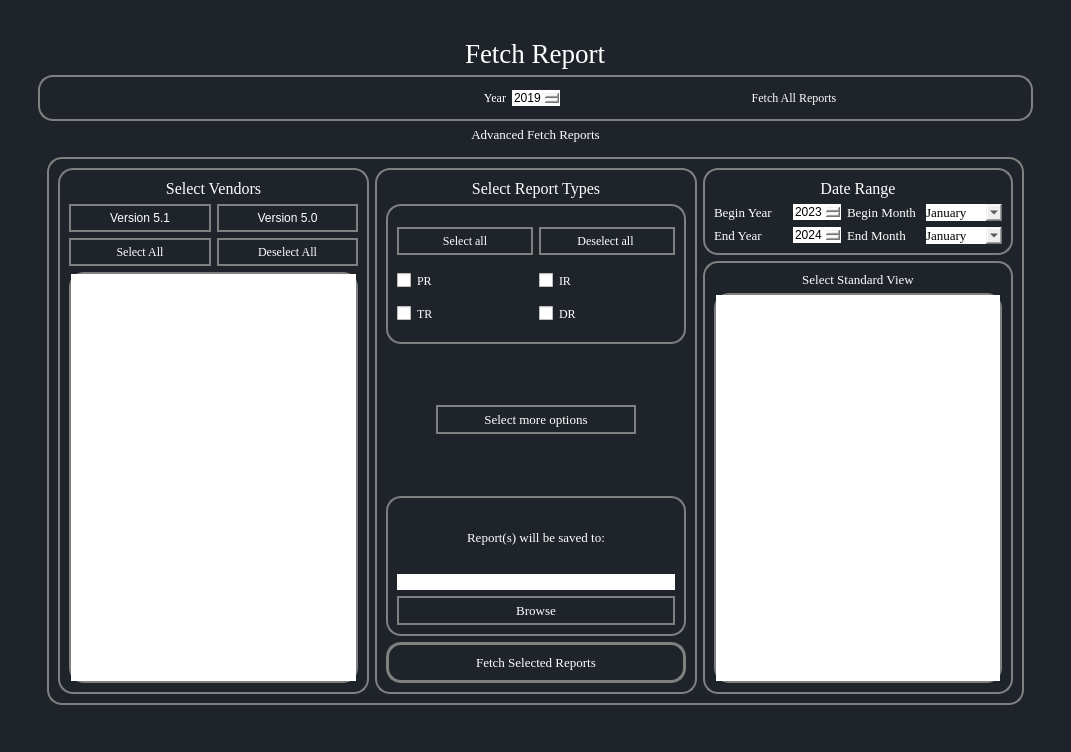
Above: ui/FetchReportsTab.ui from aanushri9/Counter-Harvesting-5.1 before the change. Below: the same form after it.
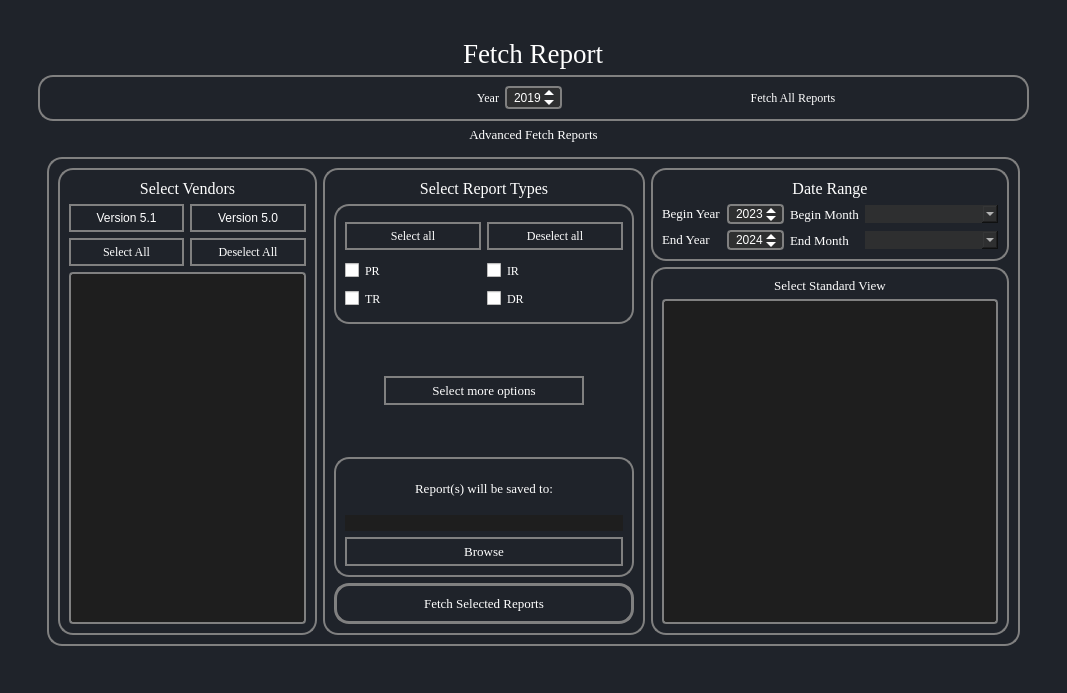
That is the form after the change.

```diff
--- a/ui/FetchReportsTab.ui
+++ b/ui/FetchReportsTab.ui
@@ -6,8 +6,8 @@
    <rect>
     <x>0</x>
     <y>0</y>
-    <width>1071</width>
-    <height>752</height>
+    <width>1067</width>
+    <height>693</height>
    </rect>
   </property>
   <property name="windowTitle">
@@ -162,7 +162,6 @@
                         <font>
                          <family>Georgia</family>
                          <pointsize>10</pointsize>
-                         <weight>50</weight>
                          <bold>false</bold>
                         </font>
                        </property>
@@ -188,7 +187,10 @@
                         </sizepolicy>
                        </property>
                        <property name="styleSheet">
-                        <string notr="true">color:Black;</string>
+                        <string notr="true">color:white;
+background-color: #1E1E1E;
+border-radius: 4px;
+padding: 2px;</string>
                        </property>
                        <property name="movement">
                         <enum>QListView::Static</enum>
@@ -270,8 +272,48 @@
                      </item>
                      <item row="2" column="1">
                       <widget class="QDateEdit" name="end_date_edit_fetch_year">
+                       <property name="minimumSize">
+                        <size>
+                         <width>0</width>
+                         <height>20</height>
+                        </size>
+                       </property>
                        <property name="styleSheet">
-                        <string notr="true">color:Black;</string>
+                        <string notr="true">QDateEdit {
+background-color: #2E2F30;
+    border: 2px solid #808080;
+    border-radius: 4px;
+    padding-left: 5px;
+}
+
+QDateEdit::up-button, QDateEdit::down-button {
+    border: none;
+    padding-right: 5px;
+}
+
+QDateEdit::up-button {
+    subcontrol-position: top right;
+}
+
+QDateEdit::down-button {
+    subcontrol-position: bottom right;
+}
+
+QDateEdit::up-arrow, QDateEdit::down-arrow {
+    border: 5px solid rgba(255, 255, 255, 0);
+    width: 0;
+    height: 0;
+}
+
+QDateEdit::up-arrow {
+    border-top: none;
+    border-bottom-color: white;
+}
+
+QDateEdit::down-arrow {
+    border-bottom: none;
+    border-top-color: white;
+}</string>
                        </property>
                        <property name="displayFormat">
                         <string>yyyy</string>
@@ -299,8 +341,48 @@
                          <verstretch>0</verstretch>
                         </sizepolicy>
                        </property>
+                       <property name="minimumSize">
+                        <size>
+                         <width>0</width>
+                         <height>20</height>
+                        </size>
+                       </property>
                        <property name="styleSheet">
-                        <string notr="true">font-size:15;color:Black;</string>
+                        <string notr="true">QDateEdit {
+background-color: #2E2F30;
+    border: 2px solid #808080;
+    border-radius: 4px;
+    padding-left: 5px;
+}
+
+QDateEdit::up-button, QDateEdit::down-button {
+    border: none;
+    padding-right: 5px;
+}
+
+QDateEdit::up-button {
+    subcontrol-position: top right;
+}
+
+QDateEdit::down-button {
+    subcontrol-position: bottom right;
+}
+
+QDateEdit::up-arrow, QDateEdit::down-arrow {
+    border: 5px solid rgba(255, 255, 255, 0);
+    width: 0;
+    height: 0;
+}
+
+QDateEdit::up-arrow {
+    border-top: none;
+    border-bottom-color: white;
+}
+
+QDateEdit::down-arrow {
+    border-bottom: none;
+    border-top-color: white;
+}</string>
                        </property>
                        <property name="dateTime">
                         <datetime>
@@ -352,68 +434,17 @@
                         </font>
                        </property>
                        <property name="styleSheet">
-                        <string notr="true">color:Black;</string>
+                        <string notr="true">color:white;
+border-radius: 0px;
+background: #2E2F30;
+padding-left: 5px;</string>
                        </property>
-                       <item>
-                        <property name="text">
-                         <string>January</string>
-                        </property>
-                       </item>
-                       <item>
-                        <property name="text">
-                         <string>Feburary</string>
-                        </property>
-                       </item>
-                       <item>
-                        <property name="text">
-                         <string>March</string>
-                        </property>
-                       </item>
-                       <item>
-                        <property name="text">
-                         <string>April</string>
-                        </property>
-                       </item>
-                       <item>
-                        <property name="text">
-                         <string>May</string>
-                        </property>
-                       </item>
-                       <item>
-                        <property name="text">
-                         <string>June</string>
-                        </property>
-                       </item>
-                       <item>
-                        <property name="text">
-                         <string>July</string>
-                        </property>
-                       </item>
-                       <item>
-                        <property name="text">
-                         <string>August</string>
-                        </property>
-                       </item>
-                       <item>
-                        <property name="text">
-                         <string>September</string>
-                        </property>
-                       </item>
-                       <item>
-                        <property name="text">
-                         <string>October</string>
-                        </property>
-                       </item>
-                       <item>
-                        <property name="text">
-                         <string>November</string>
-                        </property>
-                       </item>
-                       <item>
-                        <property name="text">
-                         <string>December</string>
-                        </property>
-                       </item>
+                       <property name="sizeAdjustPolicy">
+                        <enum>QComboBox::AdjustToMinimumContentsLengthWithIcon</enum>
+                       </property>
+                       <property name="minimumContentsLength">
+                        <number>10</number>
+                       </property>
                       </widget>
                      </item>
                      <item row="2" column="3">
@@ -425,68 +456,17 @@
                         </font>
                        </property>
                        <property name="styleSheet">
-                        <string notr="true">color:Black;</string>
+                        <string notr="true">color:white;
+border-radius: 0px;
+background: #2E2F30;
+padding-left: 5px;</string>
                        </property>
-                       <item>
-                        <property name="text">
-                         <string>January</string>
-                        </property>
-                       </item>
-                       <item>
-                        <property name="text">
-                         <string>Feburary</string>
-                        </property>
-                       </item>
-                       <item>
-                        <property name="text">
-                         <string>March</string>
-                        </property>
-                       </item>
-                       <item>
-                        <property name="text">
-                         <string>April</string>
-                        </property>
-                       </item>
-                       <item>
-                        <property name="text">
-                         <string>May</string>
-                        </property>
-                       </item>
-                       <item>
-                        <property name="text">
-                         <string>June</string>
-                        </property>
-                       </item>
-                       <item>
-                        <property name="text">
-                         <string>July</string>
-                        </property>
-                       </item>
-                       <item>
-                        <property name="text">
-                         <string>August</string>
-                        </property>
-                       </item>
-                       <item>
-                        <property name="text">
-                         <string>September</string>
-                        </property>
-                       </item>
-                       <item>
-                        <property name="text">
-                         <string>October</string>
-                        </property>
-                       </item>
-                       <item>
-                        <property name="text">
-                         <string>November</string>
-                        </property>
-                       </item>
-                       <item>
-                        <property name="text">
-                         <string>December</string>
-                        </property>
-                       </item>
+                       <property name="sizeAdjustPolicy">
+                        <enum>QComboBox::AdjustToMinimumContentsLengthWithIcon</enum>
+                       </property>
+                       <property name="minimumContentsLength">
+                        <number>10</number>
+                       </property>
                       </widget>
                      </item>
                      <item row="0" column="0" colspan="4">
@@ -501,7 +481,6 @@
                         <font>
                          <family>Georgia</family>
                          <pointsize>12</pointsize>
-                         <weight>50</weight>
                          <bold>false</bold>
                         </font>
                        </property>
@@ -576,7 +555,6 @@
                         <font>
                          <family>Georgia</family>
                          <pointsize>12</pointsize>
-                         <weight>50</weight>
                          <bold>false</bold>
                         </font>
                        </property>
@@ -597,7 +575,14 @@
                      <item row="4" column="0" colspan="2">
                       <widget class="QListView" name="vendors_list_view_fetch">
                        <property name="styleSheet">
-                        <string notr="true">color:Black;</string>
+                        <string notr="true">
+
+color:white;
+background-color: #1E1E1E;
+border-radius: 4px;
+padding: 2px;
+
+</string>
                        </property>
                       </widget>
                      </item>
@@ -774,7 +759,7 @@
                            <string notr="true">text-align:center;</string>
                           </property>
                           <property name="text">
-                           <string>Deselect all </string>
+                           <string>Deselect all</string>
                           </property>
                          </widget>
                         </item>
@@ -793,7 +778,6 @@
                         <font>
                          <family>Georgia</family>
                          <pointsize>12</pointsize>
-                         <weight>50</weight>
                          <bold>false</bold>
                         </font>
                        </property>
@@ -852,7 +836,8 @@
                         <item row="1" column="0">
                          <widget class="QLineEdit" name="custom_dir_edit">
                           <property name="styleSheet">
-                           <string notr="true">color:Black;</string>
+                           <string notr="true">color:white;
+background-color: #1E1E1E;</string>
                           </property>
                          </widget>
                         </item>
@@ -931,7 +916,6 @@
                <font>
                 <family>Georgia</family>
                 <pointsize>10</pointsize>
-                <weight>50</weight>
                 <bold>false</bold>
                 <kerning>true</kerning>
                </font>
@@ -1020,8 +1004,48 @@
                    <verstretch>0</verstretch>
                   </sizepolicy>
                  </property>
+                 <property name="minimumSize">
+                  <size>
+                   <width>0</width>
+                   <height>23</height>
+                  </size>
+                 </property>
                  <property name="styleSheet">
-                  <string notr="true">color:Black;</string>
+                  <string notr="true">QDateEdit {
+background-color: #2E2F30;
+    border: 2px solid #808080;
+    border-radius: 4px;
+    padding-left: 5px;
+}
+
+QDateEdit::up-button, QDateEdit::down-button {
+    border: none;
+    padding-right: 5px;
+}
+
+QDateEdit::up-button {
+    subcontrol-position: top right;
+}
+
+QDateEdit::down-button {
+    subcontrol-position: bottom right;
+}
+
+QDateEdit::up-arrow, QDateEdit::down-arrow {
+    border: 5px solid rgba(255, 255, 255, 0);
+    width: 0;
+    height: 0;
+}
+
+QDateEdit::up-arrow {
+    border-top: none;
+    border-bottom-color: white;
+}
+
+QDateEdit::down-arrow {
+    border-bottom: none;
+    border-top-color: white;
+}</string>
                  </property>
                  <property name="dateTime">
                   <datetime>
@@ -1030,7 +1054,7 @@
                    <second>0</second>
                    <year>2019</year>
                    <month>12</month>
-                   <day>25</day>
+                   <day>21</day>
                   </datetime>
                  </property>
                  <property name="displayFormat">
```
Left out of the diff: 5 changed lines with no effect on the pictures.
